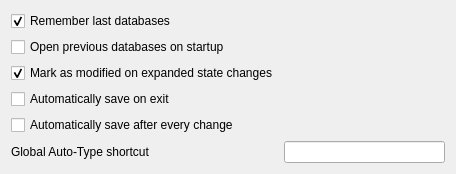
Above: src/gui/SettingsWidgetGeneral.ui from danilovsergei/keepassx-gdrive before the change. Below: the same form after it.
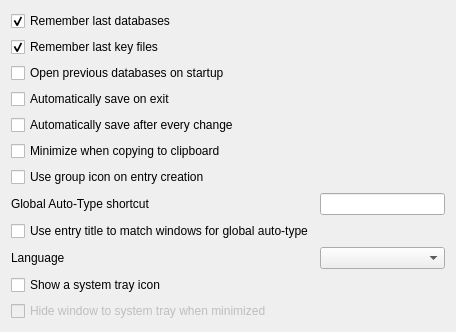
That is the form after the change. Custom widgets are drawn as their Qt base class.

Commit message: Per feature Polish UI #15:  - Modied UI of the cloud settings page.  - Synced settings page with the trunk main keepassx project (Some new settings are not used yet.)

Patch:
```diff
--- a/src/gui/SettingsWidgetGeneral.ui
+++ b/src/gui/SettingsWidgetGeneral.ui
@@ -7,10 +7,13 @@
     <x>0</x>
     <y>0</y>
     <width>456</width>
-    <height>146</height>
+    <height>313</height>
    </rect>
   </property>
   <layout class="QFormLayout" name="formLayout">
+   <property name="fieldGrowthPolicy">
+    <enum>QFormLayout::AllNonFixedFieldsGrow</enum>
+   </property>
    <item row="0" column="0">
     <widget class="QCheckBox" name="rememberLastDatabasesCheckBox">
      <property name="text">
@@ -21,20 +24,20 @@
      </property>
     </widget>
    </item>
+   <item row="1" column="0">
+    <widget class="QCheckBox" name="rememberLastKeyFilesCheckBox">
+     <property name="text">
+      <string>Remember last key files</string>
+     </property>
+     <property name="checked">
+      <bool>true</bool>
+     </property>
+    </widget>
+   </item>
    <item row="2" column="0">
-    <widget class="QCheckBox" name="modifiedExpandedChangedCheckBox">
+    <widget class="QCheckBox" name="openPreviousDatabasesOnStartupCheckBox">
      <property name="text">
-      <string>Mark as modified on expanded state changes</string>
-     </property>
-     <property name="checked">
-      <bool>true</bool>
-     </property>
-    </widget>
-   </item>
-   <item row="4" column="0">
-    <widget class="QCheckBox" name="autoSaveAfterEveryChangeCheckBox">
-     <property name="text">
-      <string>Automatically save after every change</string>
+      <string>Open previous databases on startup</string>
      </property>
     </widget>
    </item>
@@ -45,20 +48,68 @@
      </property>
     </widget>
    </item>
+   <item row="4" column="0">
+    <widget class="QCheckBox" name="autoSaveAfterEveryChangeCheckBox">
+     <property name="text">
+      <string>Automatically save after every change</string>
+     </property>
+    </widget>
+   </item>
    <item row="5" column="0">
-    <widget class="QLabel" name="label">
+    <widget class="QCheckBox" name="minimizeOnCopyCheckBox">
+     <property name="text">
+      <string>Minimize when copying to clipboard</string>
+     </property>
+    </widget>
+   </item>
+   <item row="6" column="0">
+    <widget class="QCheckBox" name="useGroupIconOnEntryCreationCheckBox">
+     <property name="text">
+      <string>Use group icon on entry creation</string>
+     </property>
+    </widget>
+   </item>
+   <item row="7" column="0">
+    <widget class="QLabel" name="autoTypeShortcutLabel">
      <property name="text">
       <string>Global Auto-Type shortcut</string>
      </property>
     </widget>
    </item>
-   <item row="5" column="1">
+   <item row="7" column="1">
     <widget class="ShortcutWidget" name="autoTypeShortcutWidget"/>
    </item>
-   <item row="1" column="0">
-    <widget class="QCheckBox" name="openPreviousDatabasesOnStartupCheckBox">
+   <item row="8" column="0">
+    <widget class="QCheckBox" name="autoTypeEntryTitleMatchCheckBox">
      <property name="text">
-      <string>Open previous databases on startup</string>
+      <string>Use entry title to match windows for global auto-type</string>
+     </property>
+    </widget>
+   </item>
+   <item row="9" column="0">
+    <widget class="QLabel" name="languageLabel">
+     <property name="text">
+      <string>Language</string>
+     </property>
+    </widget>
+   </item>
+   <item row="9" column="1">
+    <widget class="QComboBox" name="languageComboBox"/>
+   </item>
+   <item row="10" column="0">
+    <widget class="QCheckBox" name="systrayShowCheckBox">
+     <property name="text">
+      <string>Show a system tray icon</string>
+     </property>
+    </widget>
+   </item>
+   <item row="11" column="0">
+    <widget class="QCheckBox" name="systrayMinimizeToTrayCheckBox">
+     <property name="enabled">
+      <bool>false</bool>
+     </property>
+     <property name="text">
+      <string>Hide window to system tray when minimized</string>
      </property>
     </widget>
    </item>
```
Left out of the diff: 9 changed lines with no effect on the pictures. The commit also changes 12 other files.
